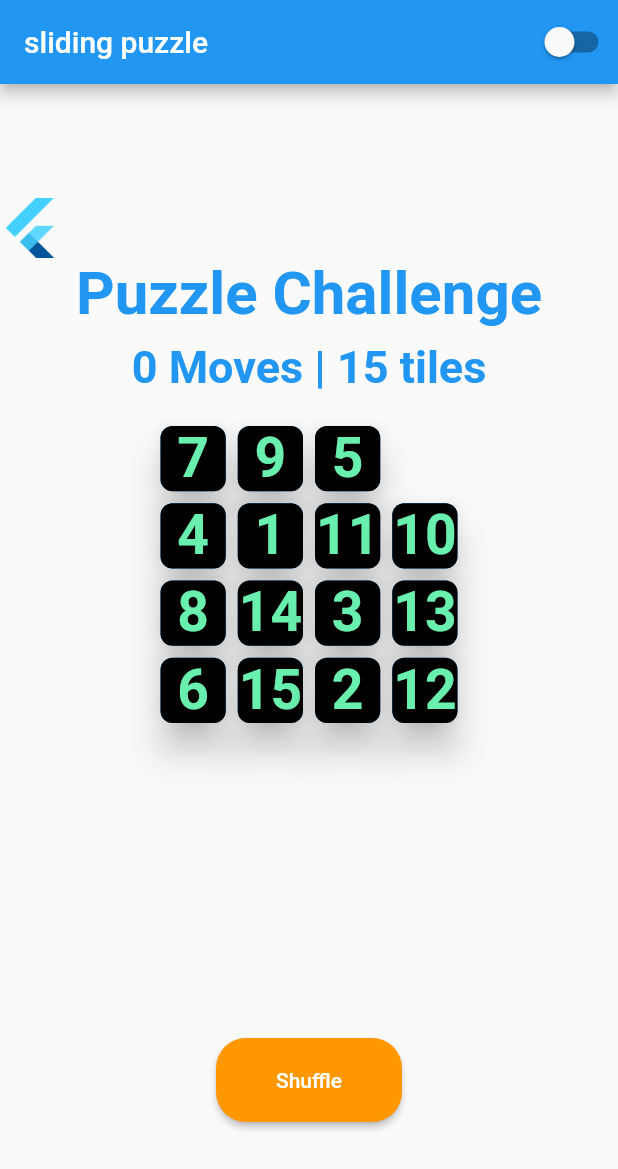
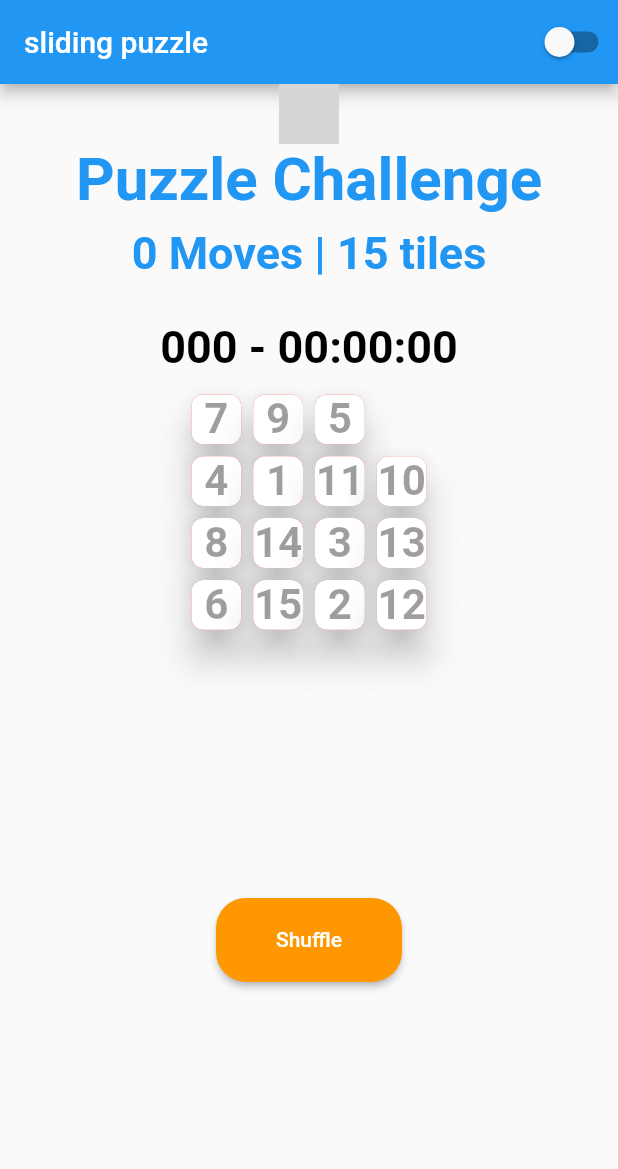
Before and after one commit to Rupesh-Darimisetti/sliding_puzzle, a Flutter app: the screen it shows after launch, on a phone screen of 412 x 824 dp. Shown: the top 1169 px of the screen. Run offline on Flutter 3.47's test engine with Material 2 defaults, Android fonts, the light colour scheme and no system bars; our stand-ins replace google_fonts; grey boxes are pictures that could not be loaded.

Commit message:
responsive design

```diff
--- a/lib/board.dart
+++ b/lib/board.dart
@@ -1,10 +1,11 @@
-import 'dart:math';
-
+import 'dart:async';
 import 'package:google_fonts/google_fonts.dart';
+import 'package:sliding_puzzle/responsive/dimensions.dart';
 import 'package:sliding_puzzle/theme/theme_manager.dart';
 import 'package:sliding_puzzle/widget/grid.dart';
 import 'package:sliding_puzzle/widget/image_widget.dart';
 import 'package:flutter/material.dart';
+import 'package:sliding_puzzle/widget/size.dart';
 
 ThemeManager _themeManager = ThemeManager();
 
@@ -18,82 +19,103 @@ class Board extends StatefulWidget {
 class _BoardState extends State<Board> {
   var number = [0, 1, 2, 3, 4, 5, 6, 7, 8, 9, 10, 11, 12, 13, 14, 15];
   int noOfMoves = 0;
-  int tiles = 0;
+  int tiles = 15;
+  DateTime currentTime = DateTime.now(), pastTime = DateTime.now();
+  int time = 0;
 
   @override
   void initState() {
     super.initState();
     number.shuffle();
     noOfMoves = 0;
-    tiles = number.length -1;
+    tiles = tiles;
+    time = pastTime.second - currentTime.second;
+    pastTime = DateTime.now();
   }
 
   @override
   Widget build(BuildContext context) {
     // TextTheme _textTheme = Theme.of(context).textTheme;
     bool isDark = Theme.of(context).brightness == Brightness.dark;
+    time = currentTime.second;
+    var tiles = number.length - 1;
+    final currentWidth = MediaQuery.of(context).size.width;
 
-    var tiles = number.length - 1;
     return Scaffold(
-
       appBar: AppBar(
         title: const Text('sliding puzzle'),
         actions: [
           Switch(
             value: _themeManager.themeMode == ThemeMode.dark,
-                onChanged: (newValue)=> _themeManager.toggleTheme(newValue),
+            onChanged: (newValue) {
+              _themeManager.toggleTheme(newValue);
+            },
           ),
         ],
       ),
-          body: Column(
-            mainAxisAlignment: MainAxisAlignment.center,
-            crossAxisAlignment: CrossAxisAlignment.center,
+      body: SafeArea(
+        child: Column(
           children: [
             Align(
-                alignment: Alignment.centerLeft,
-                child:ImageDisplay("assets/images/logo.png"),),
-            Center(
+              alignment: Alignment.center,
+              child: ImageDisplay('assets/images/*.jpg'),
+            ),
+            Align(
+              alignment: currentWidth <= mobileWidth
+                  ? Alignment.center
+                  : Alignment.centerLeft,
               child: Text("Puzzle Challenge",
                   style: GoogleFonts.roboto(
-                  color:isDark?Colors.greenAccent:Colors.blue,
+                    color: isDark ? Colors.greenAccent : Colors.blue,
                     fontSize: 40,
                     fontWeight: FontWeight.bold,
                   )),
             ),
             Padding(
               padding: const EdgeInsets.all(8.0),
-            child: Center(
-              child: Text(
-                "$noOfMoves Moves | $tiles tiles",
-                  style:GoogleFonts.roboto(
-                    color: isDark?Colors.greenAccent:Colors.blue,
+              child: Align(
+                alignment: currentWidth <= mobileWidth
+                    ? Alignment.center
+                    : Alignment.centerLeft,
+                child: Text("$noOfMoves Moves | $tiles tiles",
+                    style: GoogleFonts.roboto(
+                      color: isDark ? Colors.greenAccent : Colors.blue,
                       fontSize: 30,
                       fontWeight: FontWeight.bold,
                     )),
               ),
             ),
-          const SizedBox(
-            height: 10,
+            addVerticalSpace(20),
+            Center(
+                child: Text(parseTime(pastTime.second - time),
+                    style: GoogleFonts.roboto(
+                        color: isDark ? Colors.greenAccent : Colors.black,
+                        fontSize: 30,
+                        fontWeight: FontWeight.bold))),
+            addVerticalSpace(10),
+            Align(
+              child: Grid(number, onClick),
             ),
-          Center(child:Grid(number, onClick),),
-          Center(child:ElevatedButton(
-              onPressed: () => getRandomElement(number),
-              child:  const Text('Shuffle')),
+            addVerticalSpace(currentWidth <= mobileWidth ? 10 : 50),
+            Align(
+              alignment: currentWidth <= mobileWidth
+                  ? Alignment.center
+                  : Alignment.centerLeft,
+              child: ElevatedButton(
+                  onPressed: () => (number.shuffle()),
+                  child: const Text('Shuffle')),
             ),
           ],
         ),
+      ),
     );
   }
-  T getRandomElement<T>(List<T> list) {
-    final random = new Random();
-    var i = random.nextInt(list.length);
-    return list[i];
-  }
+
   void onClick(index) {
     if (index - 1 >= 0 && number[index - 1] == 0 && index % 4 != 0 ||
         (index + 1) < 16 && number[index + 1] == 0 && (index + 1) % 4 != 0 ||
         (index - 4) >= 0 && number[index - 4] == 0 ||
-        (index + 4 )< 16 && number[index + 4] == 0) {
+        (index + 4) < 16 && number[index + 4] == 0) {
       setState(() {
         number[number.indexOf(0)] = number[index];
         number[index] = 0;
@@ -104,22 +126,36 @@ class _BoardState extends State<Board> {
     checkWinner();
   }
 
-  bool isSorted(List numberList){
-    int first= numberList.first;
-    for(int i=0;i<numberList.length;i++) {
+  bool isSorted(List numberList) {
+    int first = numberList.first;
+    for (int i = 0; i < numberList.length; i++) {
       int nextNumber = numberList[i];
-      if(first >nextNumber) return false;
+      if (first > nextNumber) return false;
       first = nextNumber;
       tiles--;
     }
+    tiles--;
     return true;
   }
-  void checkWinner(){
-    bool isWinner =isSorted(number);
-    if (isWinner) {
-      print('win');
-    } else {
-      print("Not Shorted");
+
+  Future<Text> checkWinner() async {
+    bool isWinner = isSorted(number);
+    return (isWinner) ? const Text('win') : const Text("Not Shorted");
+  }
+
+  String parseTime(int time) {
+    final duration = Duration(
+      seconds: time,
+    );
+
+    final days = duration.inDays.remainder(60).toString().padLeft(3, '0');
+
+    final hours = duration.inHours.remainder(60).toString().padLeft(2, '0');
+
+    final minutes = duration.inMinutes.remainder(60).toString().padLeft(2, '0');
+
+    final seconds = duration.inSeconds.remainder(60).toString().padLeft(2, '0');
+
+    return "$days - $hours:$minutes:$seconds";
   }
 }
-}
--- /dev/null
+++ b/lib/icons.dart
@@ -0,0 +1,19 @@
+import 'package:flutter/widgets.dart';
+
+class PuzzleIcons {
+  PuzzleIcons._();
+
+  static const _kFontFam = 'PuzzleIcons';
+  static const String? _kFontPkg = null;
+
+  static const IconData watch = IconData(0xe800, fontFamily: _kFontFam, fontPackage: _kFontPkg);
+  static const IconData mute = IconData(0xe801, fontFamily: _kFontFam, fontPackage: _kFontPkg);
+  static const IconData sound = IconData(0xe802, fontFamily: _kFontFam, fontPackage: _kFontPkg);
+  static const IconData vibration = IconData(0xe803, fontFamily: _kFontFam, fontPackage: _kFontPkg);
+  static const IconData vibrationOff = IconData(0xe804, fontFamily: _kFontFam, fontPackage: _kFontPkg);
+  static const IconData heart = IconData(0xe805, fontFamily: _kFontFam, fontPackage: _kFontPkg);
+  static const IconData grid = IconData(0xe806, fontFamily: _kFontFam, fontPackage: _kFontPkg);
+  static const IconData brightness = IconData(0xe807, fontFamily: _kFontFam, fontPackage: _kFontPkg);
+  static const IconData movements = IconData(0xe808, fontFamily: _kFontFam, fontPackage: _kFontPkg);
+  static const IconData dark = IconData(0xe809, fontFamily: _kFontFam, fontPackage: _kFontPkg);
+}
--- /dev/null
+++ b/lib/responsive/dimensions.dart
@@ -0,0 +1 @@
+const mobileWidth = 1200;
--- a/lib/widget/grid.dart
+++ b/lib/widget/grid.dart
@@ -1,6 +1,9 @@
 import 'package:flutter/material.dart';
 import 'package:google_fonts/google_fonts.dart';
 
+import '../responsive/dimensions.dart';
+
+// ignore: must_be_immutable
 class Grid extends StatelessWidget {
   Grid(this.number, this.onClick, {Key? key}) : super(key: key);
   var number = [];
@@ -8,36 +11,46 @@ class Grid extends StatelessWidget {
 
   @override
   Widget build(BuildContext context) {
+    bool isDark = Theme.of(context).brightness == Brightness.dark;
+    double width = MediaQuery.of(context).size.width <= mobileWidth ? 0.4 : 0.2;
+    double height =
+        MediaQuery.of(context).size.height <= mobileWidth ? 0.4 : 0.5;
+
     return SizedBox(
-      height: MediaQuery.of(context).size.height* 0.5 ,
-      width: MediaQuery.of(context).size.width *0.5,
+      height: MediaQuery.of(context).size.height * height,
+      width: MediaQuery.of(context).size.width * width,
+      child: SafeArea(
         child: GridView.builder(
             itemCount: number.length,
             gridDelegate: const SliverGridDelegateWithFixedCrossAxisCount(
               crossAxisCount: 4,
             ),
             itemBuilder: (context, index) {
-            return (number[index] != 0) ? GestureDetector(
+              return (number[index] != 0)
+                  ? GestureDetector(
                       onTap: () => onClick(index),
                       child: Card(
                         elevation: 10,
-                      color: Colors.blue,
+                        color: Colors.red,
                         shape: RoundedRectangleBorder(
                           borderRadius: BorderRadius.circular(8),
                         ),
-
                         child: Container(
                           decoration: BoxDecoration(
-                            color: Colors.black,
+                              color: isDark ? Colors.black : Colors.white,
                               borderRadius: BorderRadius.circular(8)),
                           child: Center(
                             child: FittedBox(
-                            child: Text(number[index].toString(),
+                              child: Text(
+                                number[index].toString(),
                                 style: GoogleFonts.roboto(
-                                  color: Colors.greenAccent,
+                                  color: isDark
+                                      ? Colors.greenAccent
+                                      : Colors.black38,
                                   fontSize: 50,
                                   fontWeight: FontWeight.bold,
-                                ),),
+                                ),
+                              ),
                             ),
                           ),
                         ),
@@ -45,6 +58,7 @@ class Grid extends StatelessWidget {
                     )
                   : const SizedBox.shrink();
             }),
+      ),
     );
   }
 }
--- a/lib/widget/image_widget.dart
+++ b/lib/widget/image_widget.dart
@@ -1,5 +1,7 @@
 import 'package:flutter/material.dart';
+import 'package:sliding_puzzle/responsive/dimensions.dart';
 
+// ignore: must_be_immutable
 class ImageDisplay extends StatelessWidget {
   ImageDisplay(this.imagePath, {Key? key}) : super(key: key);
   String imagePath;
@@ -7,12 +9,13 @@ class ImageDisplay extends StatelessWidget {
   @override
   Widget build(BuildContext context) {
     return Container(
-        height: 40,
-        width: 40,
-        decoration:  BoxDecoration(
+        height: MediaQuery.of(context).size.height <= mobileWidth ? 40 : 80,
+        width: MediaQuery.of(context).size.width <= mobileWidth ? 40 : 80,
+        decoration: BoxDecoration(
           image: DecorationImage(
-              image: AssetImage(imagePath),
-              fit: BoxFit.fill,),
+            image: AssetImage(imagePath),
+            fit: BoxFit.fill,
+          ),
         ));
   }
 }
--- /dev/null
+++ b/lib/widget/size.dart
@@ -0,0 +1,13 @@
+import 'package:flutter/material.dart';
+
+Widget addVerticalSpace(double height) {
+  return SizedBox(
+    height: height,
+  );
+}
+
+Widget addHorizontalSpace(double width) {
+  return SizedBox(
+    width: width,
+  );
+}
--- a/pubspec.yaml
+++ b/pubspec.yaml
@@ -59,7 +59,7 @@ flutter:
 
   # To add assets to your application, add an assets section, like this:
   assets:
-    - assets/images/logo.png
+    - assets/images/
   #   - images/a_dot_burr.jpeg
   #   - images/a_dot_ham.jpeg
 
```
Also changed, not shown: assets/images/logo.jpg (added), assets/images/logo.png (deleted), assets/images/logo.svg (added), assets/images/logo1.jpg (added), 1 other file. Lines whose indentation alone changed are shown as unchanged.
